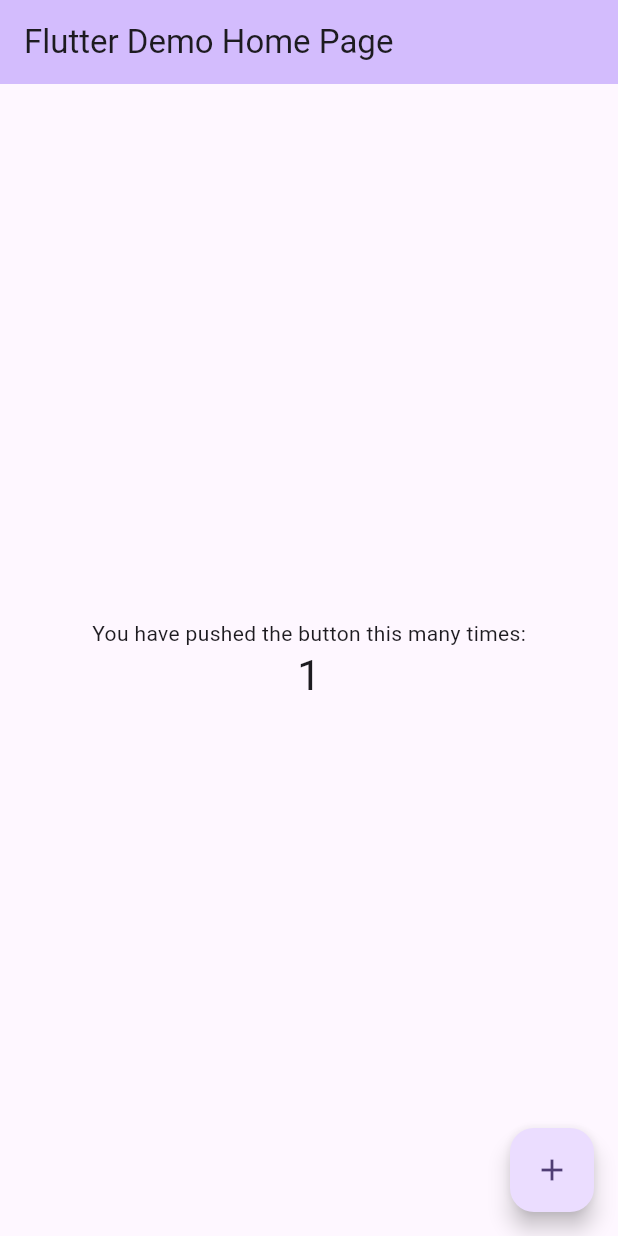
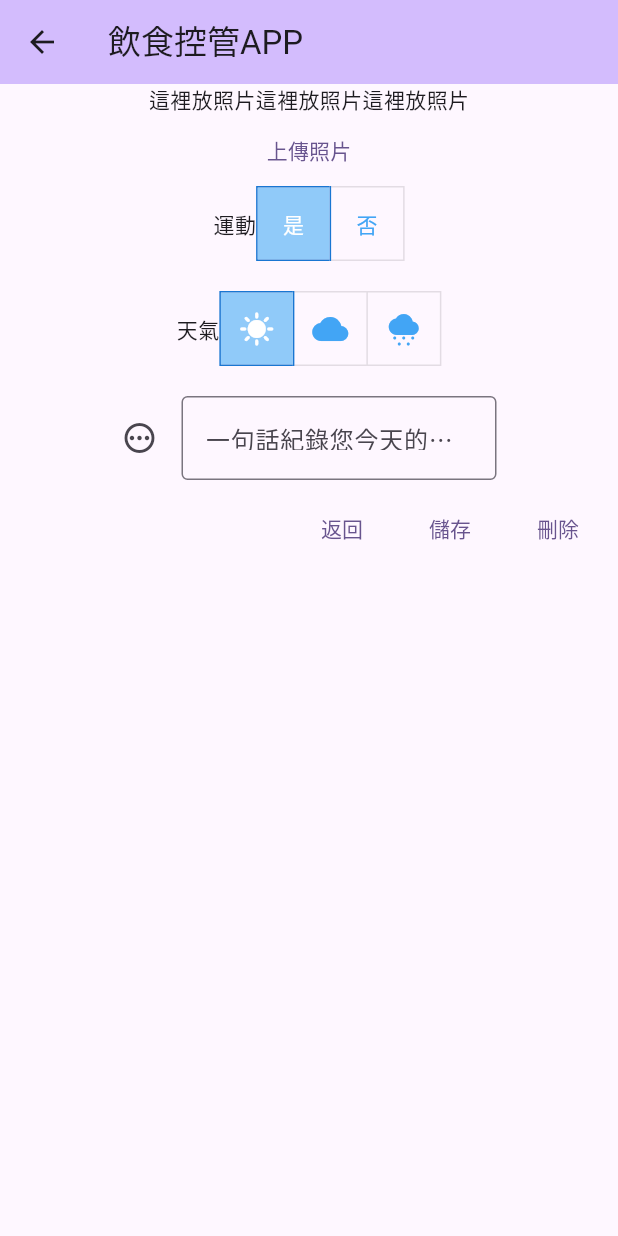
Before and after one commit to ZhaoMeap/food-management-app, a Flutter app: the screen it shows after launch, after a tap on the "add" icon, on a phone screen of 412 x 824 dp. Run offline on Flutter 3.47's test engine with Material 3 defaults, Android fonts, the phone set to English and light mode, and no system bars; our stand-ins replace image_picker.

Commit message:
簡單製作UI介面

```diff
--- a/lib/main.dart
+++ b/lib/main.dart
@@ -1,4 +1,7 @@
 import 'package:flutter/material.dart';
+import 'package:food_management_app/page/home/home.dart';
+
+import 'page/createNote/createNote.dart';
 
 void main() {
   runApp(const MyApp());
@@ -6,120 +9,20 @@ void main() {
 
 class MyApp extends StatelessWidget {
   const MyApp({super.key});
-
-  // This widget is the root of your application.
   @override
   Widget build(BuildContext context) {
     return MaterialApp(
-      title: 'Flutter Demo',
+      initialRoute: '#',
+      routes: {
+        '#': (context)=> MyHomePage(),
+        '#createNote': (context)=> CreateNote(),
+      },
+      title: 'Food Management APP',
       theme: ThemeData(
-        // This is the theme of your application.
-        //
-        // TRY THIS: Try running your application with "flutter run". You'll see
-        // the application has a blue toolbar. Then, without quitting the app,
-        // try changing the seedColor in the colorScheme below to Colors.green
-        // and then invoke "hot reload" (save your changes or press the "hot
-        // reload" button in a Flutter-supported IDE, or press "r" if you used
-        // the command line to start the app).
-        //
-        // Notice that the counter didn't reset back to zero; the application
-        // state is not lost during the reload. To reset the state, use hot
-        // restart instead.
-        //
-        // This works for code too, not just values: Most code changes can be
-        // tested with just a hot reload.
         colorScheme: ColorScheme.fromSeed(seedColor: Colors.deepPurple),
         useMaterial3: true,
       ),
-      home: const MyHomePage(title: 'Flutter Demo Home Page'),
+      home: const MyHomePage(),
     );
   }
 }
-
-class MyHomePage extends StatefulWidget {
-  const MyHomePage({super.key, required this.title});
-
-  // This widget is the home page of your application. It is stateful, meaning
-  // that it has a State object (defined below) that contains fields that affect
-  // how it looks.
-
-  // This class is the configuration for the state. It holds the values (in this
-  // case the title) provided by the parent (in this case the App widget) and
-  // used by the build method of the State. Fields in a Widget subclass are
-  // always marked "final".
-
-  final String title;
-
-  @override
-  State<MyHomePage> createState() => _MyHomePageState();
-}
-
-class _MyHomePageState extends State<MyHomePage> {
-  int _counter = 0;
-
-  void _incrementCounter() {
-    setState(() {
-      // This call to setState tells the Flutter framework that something has
-      // changed in this State, which causes it to rerun the build method below
-      // so that the display can reflect the updated values. If we changed
-      // _counter without calling setState(), then the build method would not be
-      // called again, and so nothing would appear to happen.
-      _counter++;
-    });
-  }
-
-  @override
-  Widget build(BuildContext context) {
-    // This method is rerun every time setState is called, for instance as done
-    // by the _incrementCounter method above.
-    //
-    // The Flutter framework has been optimized to make rerunning build methods
-    // fast, so that you can just rebuild anything that needs updating rather
-    // than having to individually change instances of widgets.
-    return Scaffold(
-      appBar: AppBar(
-        // TRY THIS: Try changing the color here to a specific color (to
-        // Colors.amber, perhaps?) and trigger a hot reload to see the AppBar
-        // change color while the other colors stay the same.
-        backgroundColor: Theme.of(context).colorScheme.inversePrimary,
-        // Here we take the value from the MyHomePage object that was created by
-        // the App.build method, and use it to set our appbar title.
-        title: Text(widget.title),
-      ),
-      body: Center(
-        // Center is a layout widget. It takes a single child and positions it
-        // in the middle of the parent.
-        child: Column(
-          // Column is also a layout widget. It takes a list of children and
-          // arranges them vertically. By default, it sizes itself to fit its
-          // children horizontally, and tries to be as tall as its parent.
-          //
-          // Column has various properties to control how it sizes itself and
-          // how it positions its children. Here we use mainAxisAlignment to
-          // center the children vertically; the main axis here is the vertical
-          // axis because Columns are vertical (the cross axis would be
-          // horizontal).
-          //
-          // TRY THIS: Invoke "debug painting" (choose the "Toggle Debug Paint"
-          // action in the IDE, or press "p" in the console), to see the
-          // wireframe for each widget.
-          mainAxisAlignment: MainAxisAlignment.center,
-          children: <Widget>[
-            const Text(
-              'You have pushed the button this many times:',
-            ),
-            Text(
-              '$_counter',
-              style: Theme.of(context).textTheme.headlineMedium,
-            ),
-          ],
-        ),
-      ),
-      floatingActionButton: FloatingActionButton(
-        onPressed: _incrementCounter,
-        tooltip: 'Increment',
-        child: const Icon(Icons.add),
-      ), // This trailing comma makes auto-formatting nicer for build methods.
-    );
-  }
-}
--- /dev/null
+++ b/lib/page/createNote/createNote.dart
@@ -0,0 +1,120 @@
+import 'package:flutter/material.dart';
+
+const List<Widget> workout = <Widget>[
+  Text('是'),
+  Text('否'),
+];
+
+const List<Widget> weather = <Widget>[
+  Icon(Icons.sunny),
+  Icon(Icons.cloud),
+  Icon(Icons.cloudy_snowing),
+];
+
+class CreateNote extends StatefulWidget {
+  const CreateNote({super.key});
+
+  @override
+  State<CreateNote> createState() => _CreateNoteState();
+}
+
+class _CreateNoteState extends State<CreateNote> {
+  final List<bool> _selectedWorkout = <bool>[true, false];
+  final List<bool> _selectedWeather = <bool>[true, false, false];
+  @override
+  Widget build(BuildContext context) {
+    return Scaffold(
+      appBar: AppBar(
+        backgroundColor: Theme.of(context).colorScheme.inversePrimary,
+        title: Text("飲食控管APP")
+      ),
+      body: Column(
+        children: [
+          Row(
+            mainAxisAlignment: MainAxisAlignment.center,
+            crossAxisAlignment: CrossAxisAlignment.center,
+            children: [
+              Center(
+                child: Text("這裡放照片"),
+              ),
+              Center(
+                child: Text("這裡放照片"),
+              ),
+              Center(
+                child: Text("這裡放照片"),
+              )
+            ],
+          ), // image display block
+          Center(
+            child:TextButton(
+              onPressed: (){},
+              child: Text("上傳照片")
+            )
+          ), //上傳照片button
+          Row(
+            mainAxisAlignment: MainAxisAlignment.center,
+            children: [
+              Text("運動"),
+              ToggleButtons(
+                onPressed: (int index) {
+                  setState(() {
+                    // The button that is tapped is set to true, and the others to false.
+                    for (int i = 0; i < _selectedWorkout.length; i++) {
+                      _selectedWorkout[i] = i == index;
+                    }
+                  });
+                },
+                selectedBorderColor: Colors.blue[700],
+                selectedColor: Colors.white,
+                fillColor: Colors.blue[200],
+                color: Colors.blue[400],
+                children: workout,
+                isSelected: _selectedWorkout)
+            ],
+          ), // 是否運動
+          const SizedBox(height: 20),
+          Row(
+            mainAxisAlignment: MainAxisAlignment.center,
+            children: [
+              Text("天氣"),
+              ToggleButtons(
+                  onPressed: (int index) {
+                    setState(() {
+                      // The button that is tapped is set to true, and the others to false.
+                      for (int i = 0; i < _selectedWeather.length; i++) {
+                        _selectedWeather[i] = i == index;
+                      }
+                    });
+                  },
+                  selectedBorderColor: Colors.blue[700],
+                  selectedColor: Colors.white,
+                  fillColor: Colors.blue[200],
+                  color: Colors.blue[400],
+                  children: weather,
+                  isSelected: _selectedWeather)
+            ],
+          ), // 選擇天氣
+          const SizedBox(height: 20),
+        SizedBox(
+          width: 250,
+          child: TextField(
+            obscureText: false,
+            decoration: InputDecoration(
+              icon: Icon(Icons.pending_outlined),
+              border: OutlineInputBorder(),
+              labelText: '一句話紀錄您今天的心情',
+            ),
+          ),
+        ),
+          ButtonBar(
+            children: [
+              TextButton(onPressed: (){}, child: Text("返回")),
+              TextButton(onPressed: (){}, child: Text("儲存")),
+              TextButton(onPressed: (){}, child: Text("刪除")),
+            ],
+          )
+        ],
+      )
+    );
+  }
+}
--- /dev/null
+++ b/lib/page/home/home.dart
@@ -0,0 +1,29 @@
+import 'package:flutter/material.dart';
+import 'package:food_management_app/page/createNote/createNote.dart';
+
+class MyHomePage extends StatefulWidget {
+  const MyHomePage({super.key});
+
+  @override
+  State<MyHomePage> createState() => _MyHomePageState();
+}
+
+class _MyHomePageState extends State<MyHomePage> {
+  @override
+  Widget build(BuildContext context) {
+    return Scaffold(
+      appBar: AppBar(
+        backgroundColor: Theme.of(context).colorScheme.inversePrimary,
+        title: Text("飲食管理 APP"),
+        leading: IconButton(onPressed: () {  }, icon: Icon(Icons.menu),),
+      ),
+      body: Center(
+        child: Text("開發中..."),
+      ),
+      floatingActionButton: FloatingActionButton(
+        onPressed: () { Navigator.push(context, MaterialPageRoute(builder: (context)=>CreateNote())); },
+        child: Icon(Icons.add),
+      ),
+    );
+  }
+}
--- a/pubspec.yaml
+++ b/pubspec.yaml
@@ -35,6 +35,7 @@ dependencies:
   # The following adds the Cupertino Icons font to your application.
   # Use with the CupertinoIcons class for iOS style icons.
   cupertino_icons: ^1.0.2
+  image_picker: ^1.0.8
 
 dev_dependencies:
   flutter_test:
```
Also changed, not shown: lib/page/uploadImage/uploadImage.dart (added, +60 -0 lines), pubspec.lock, 2 other files.
